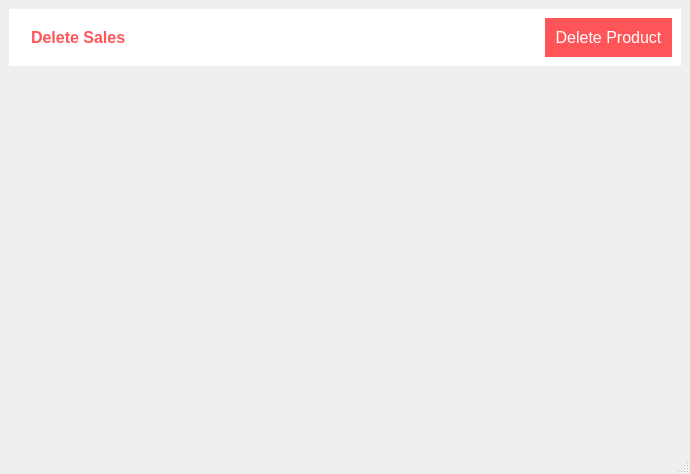
Old version of the form deletesales.ui in the repository arshc0der/Inventory-Management-System.
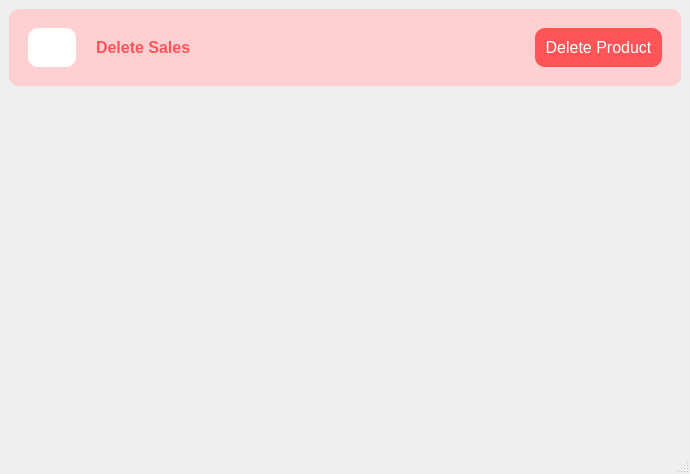
New version of the form. Icons and pictures are not drawn.

Patch:
```diff
--- a/deletesales.ui
+++ b/deletesales.ui
@@ -34,7 +34,9 @@
          </sizepolicy>
         </property>
         <property name="styleSheet">
-         <string notr="true">background-color: rgb(255, 255, 255);</string>
+         <string notr="true">background-color: rgb(255, 208, 209);
+padding:10px;
+border-radius:10px;</string>
         </property>
         <layout class="QHBoxLayout" name="horizontalLayout_2">
          <item>
@@ -45,6 +47,15 @@
              <verstretch>0</verstretch>
             </sizepolicy>
            </property>
+           <property name="maximumSize">
+            <size>
+             <width>48</width>
+             <height>48</height>
+            </size>
+           </property>
+           <property name="styleSheet">
+            <string notr="true">background-color: rgb(255, 255, 255);</string>
+           </property>
            <property name="text">
             <string/>
            </property>
```
